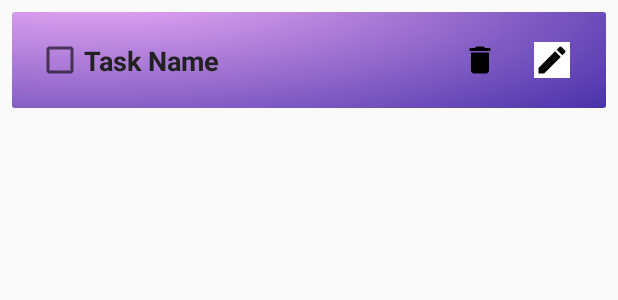
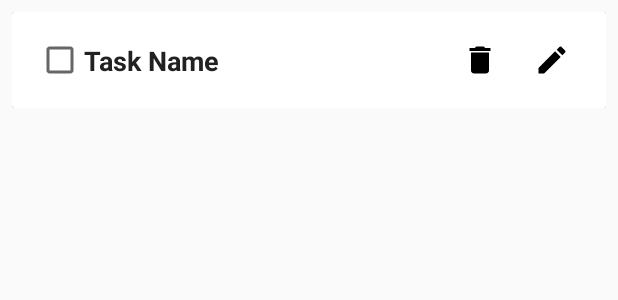
Before and after one commit to bonnie-a/TodoList, an Android app: the layout task.xml on its own in the app's theme, with its tools: preview values and no code run, on a phone screen of 412 x 824 dp. Shown: the top 300 px of the screen. Run offline under Robolectric (Android 15) with nearby library versions, the phone set to English and light mode, and no system bars.

```diff
--- a/app/src/main/res/layout/task.xml
+++ b/app/src/main/res/layout/task.xml
@@ -16,8 +16,8 @@
 
         <androidx.constraintlayout.widget.ConstraintLayout
             android:layout_width="match_parent"
-            android:layout_height="wrap_content"
-            android:background="@drawable/purpgrad">
+            android:layout_height="wrap_content">
+        <!--android:background="@drawable/purpgrad"-->
 
         <ImageButton
             android:id="@+id/editTask"
@@ -32,7 +32,8 @@
             android:tint="#000000"
             app:layout_constraintBottom_toBottomOf="parent"
             app:layout_constraintEnd_toEndOf="parent"
-                app:layout_constraintTop_toTopOf="parent" />
+            app:layout_constraintTop_toTopOf="parent"
+            />
 
         <CheckBox
             android:id="@+id/taskCheckbox"
--- a/app/src/main/res/layout/todolistview.xml
+++ b/app/src/main/res/layout/todolistview.xml
@@ -14,8 +14,8 @@
 
         <androidx.constraintlayout.widget.ConstraintLayout
             android:layout_width="match_parent"
-            android:background="@drawable/purpgrad"
             android:layout_height="wrap_content">
+            <!-- android:background="@drawable/purpgrad" -->
 
             <ImageButton
                 android:id="@+id/btnEditTodoList"
```
Lines whose indentation alone changed are shown as unchanged.
